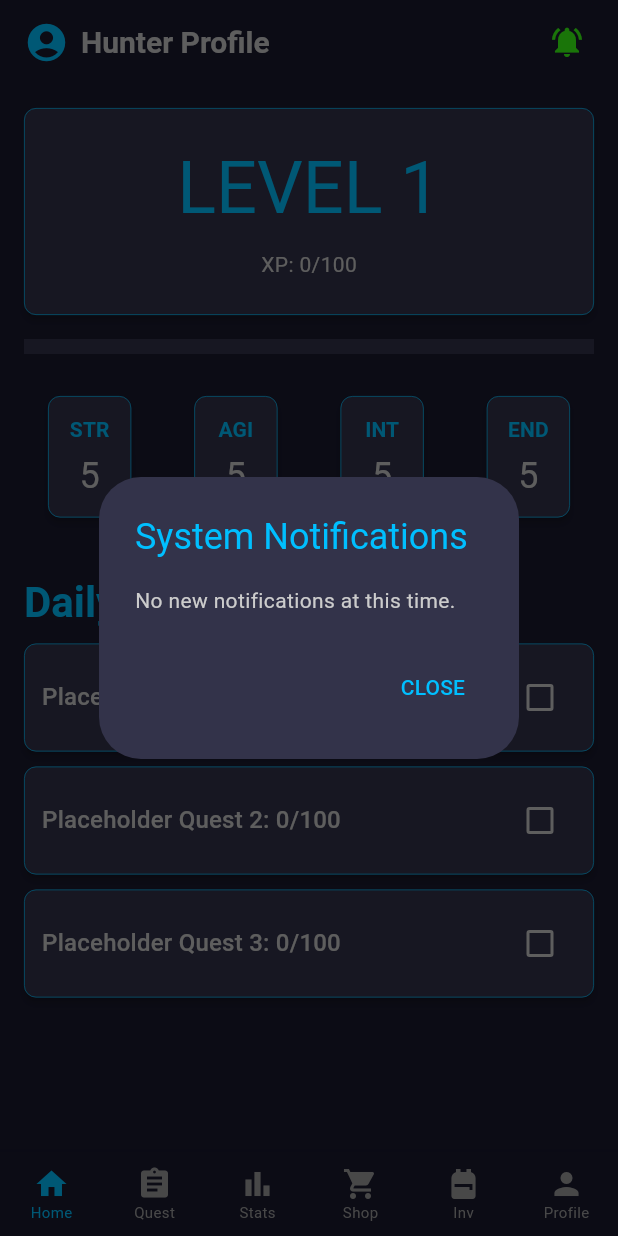
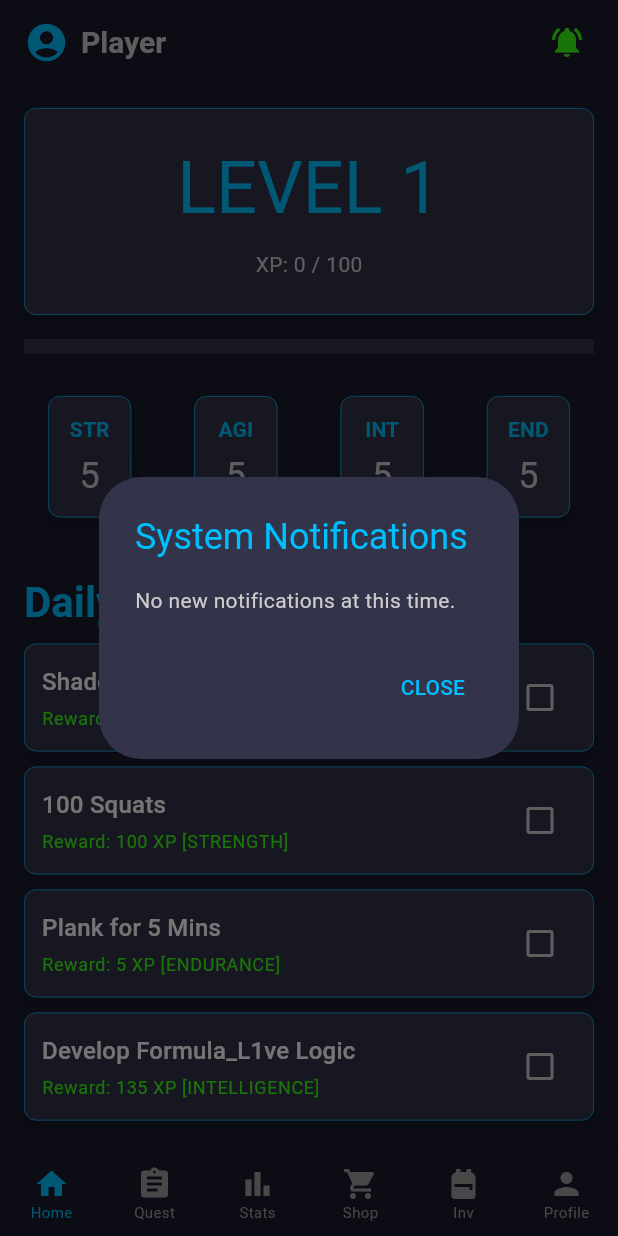
Before and after one commit to BlankW100/LevelZero.Qst, a Flutter app: the DashboardScreen screen opened directly, after a tap on the "notifications active" icon, on a phone screen of 412 x 824 dp. Run offline on Flutter 3.47's test engine with Material 3 defaults, Android fonts, the phone set to English and light mode, and no system bars; our stand-ins replace shared_preferences; accounts and stored records are empty.

Commit message:
added db for quest_list

```diff
--- /dev/null
+++ b/lib/data/quest_list.dart
@@ -0,0 +1,76 @@
+import '../models/quest.dart';
+import '../models/user_profile.dart';
+
+class QuestList {
+  // --- THE QUEST REPOSITORIES ---
+  // You can add, remove, or modify anything in these lists at any time!
+
+  static final List<Map<String, dynamic>> strengthQuests = [
+    {'title': '100 Push-ups', 'stat': StatFocus.strength, 'diff': QuestDifficulty.rankD, 'amt': 100},
+    {'title': '100 Squats', 'stat': StatFocus.strength, 'diff': QuestDifficulty.rankD, 'amt': 100},
+    {'title': 'Carry Heavy Groceries', 'stat': StatFocus.strength, 'diff': QuestDifficulty.rankE, 'amt': 1},
+    {'title': 'Deadhang for 2 Mins', 'stat': StatFocus.strength, 'diff': QuestDifficulty.rankD, 'amt': 2},
+  ];
+
+  static final List<Map<String, dynamic>> agilityQuests = [
+    {'title': '10km Run', 'stat': StatFocus.agility, 'diff': QuestDifficulty.rankC, 'amt': 10},
+    {'title': 'Shadow Boxing', 'stat': StatFocus.agility, 'diff': QuestDifficulty.rankE, 'amt': 15},
+    {'title': 'Camera Gimbal Maneuvers', 'stat': StatFocus.agility, 'diff': QuestDifficulty.rankE, 'amt': 20},
+    {'title': 'Corn Snake Handling/Taming', 'stat': StatFocus.agility, 'diff': QuestDifficulty.rankE, 'amt': 10},
+  ];
+
+  static final List<Map<String, dynamic>> enduranceQuests = [
+    {'title': 'Plank for 5 Mins', 'stat': StatFocus.endurance, 'diff': QuestDifficulty.rankD, 'amt': 5},
+    {'title': 'Walk the Cyberjaya Campus', 'stat': StatFocus.endurance, 'diff': QuestDifficulty.rankC, 'amt': 60},
+    {'title': 'Full Storyboard Sketching', 'stat': StatFocus.endurance, 'diff': QuestDifficulty.rankC, 'amt': 120},
+    {'title': 'Deep Cleaning the Hub', 'stat': StatFocus.endurance, 'diff': QuestDifficulty.rankE, 'amt': 30},
+  ];
+
+  static final List<Map<String, dynamic>> intelligenceQuests = [
+    {'title': 'Develop Formula_L1ve Logic', 'stat': StatFocus.intelligence, 'diff': QuestDifficulty.rankB, 'amt': 60},
+    {'title': 'Debug C++ Assignments', 'stat': StatFocus.intelligence, 'diff': QuestDifficulty.rankC, 'amt': 45},
+    {'title': 'Configure Local Ollama Model', 'stat': StatFocus.intelligence, 'diff': QuestDifficulty.rankB, 'amt': 30},
+    {'title': 'Refactor Flutter Code', 'stat': StatFocus.intelligence, 'diff': QuestDifficulty.rankC, 'amt': 40},
+    {'title': 'Analyze ASNB/Moomoo Dividends', 'stat': StatFocus.intelligence, 'diff': QuestDifficulty.rankD, 'amt': 20},
+  ];
+
+  // --- THE DAILY GENERATOR ---
+  // This engine pulls 1 random quest from each category to build a balanced day
+  static List<Quest> generateDailyQuests(HunterProfile profile) {
+    List<Quest> dailyQuests = [];
+
+    // 1. Shuffle all categories to randomize the draw
+    strengthQuests.shuffle();
+    agilityQuests.shuffle();
+    enduranceQuests.shuffle();
+    intelligenceQuests.shuffle();
+
+    // 2. Pick the top one from each shuffled list
+    final List<Map<String, dynamic>> selectedTasks = [
+      strengthQuests.first,
+      agilityQuests.first,
+      enduranceQuests.first,
+      intelligenceQuests.first,
+    ];
+
+    // 3. Convert them into real Quest objects and calculate XP
+    for (int i = 0; i < selectedTasks.length; i++) {
+      var qData = selectedTasks[i];
+      dailyQuests.add(Quest(
+        id: 'daily_${DateTime.now().millisecondsSinceEpoch}_$i', // Creates a unique ID based on the exact millisecond
+        title: qData['title'] as String,
+        statFocus: qData['stat'] as StatFocus,
+        difficulty: qData['diff'] as QuestDifficulty,
+        amount: qData['amt'] as int,
+        xpReward: Quest.calculateDynamicXP(
+          difficulty: qData['diff'] as QuestDifficulty,
+          amount: qData['amt'] as int,
+          statFocus: qData['stat'] as StatFocus,
+          playerClass: profile.playerClass,
+        ),
+      ));
+    }
+
+    return dailyQuests;
+  }
+}
--- a/lib/services/local_storage.dart
+++ b/lib/services/local_storage.dart
@@ -1,42 +1,49 @@
 import 'dart:convert';
 import 'package:shared_preferences/shared_preferences.dart';
-
-// These imports are what connect your models to the storage service!
 import '../models/user_profile.dart';
-import '../models/task.dart';
+import '../models/quest.dart'; // Added so the vault knows what a Quest is
 
 class StorageService {
+  static const String _profileKey = 'hunter_profile';
+  static const String _questsKey = 'hunter_quests'; // NEW: The key for our quest list
   SharedPreferences? _prefs;
 
+  // Boots up the connection to the hard drive
   Future<void> init() async {
-    _prefs = await SharedPreferences.getInstance();
+    _prefs ??= await SharedPreferences.getInstance();
   }
 
+  // --- THE PROFILE VAULT ---
   Future<void> saveProfile(HunterProfile profile) async {
-    final jsonString = jsonEncode(profile.toJson());
-    await _prefs!.setString('hunter_profile', jsonString);
+    if (_prefs == null) return;
+    String jsonString = jsonEncode(profile.toJson());
+    await _prefs!.setString(_profileKey, jsonString);
   }
 
   HunterProfile? loadProfile() {
-    final jsonString = _prefs?.getString('hunter_profile');
-    if (jsonString != null) {
-      return HunterProfile.fromJson(jsonDecode(jsonString));
-    }
-    return null;
+    if (_prefs == null) return null;
+    String? jsonString = _prefs!.getString(_profileKey);
+    if (jsonString == null) return null;
+    return HunterProfile.fromJson(jsonDecode(jsonString));
   }
 
-  Future<void> saveActiveTasks(List<SystemTask> tasks) async {
-    final jsonList = tasks.map((task) => task.toJson()).toList();
-    final jsonString = jsonEncode(jsonList);
-    await _prefs!.setString('active_tasks', jsonString);
+  // --- THE QUEST VAULT (NEW) ---
+
+  // Translates a List of Quests into a List of Text Strings and saves them
+  Future<void> saveQuests(List<Quest> quests) async {
+    if (_prefs == null) return;
+    List<String> jsonList = quests.map((q) => jsonEncode(q.toJson())).toList();
+    await _prefs!.setStringList(_questsKey, jsonList);
   }
 
-  List<SystemTask> loadActiveTasks() {
-    final jsonString = _prefs?.getString('active_tasks');
-    if (jsonString != null) {
-      final List<dynamic> decodedList = jsonDecode(jsonString);
-      return decodedList.map((item) => SystemTask.fromJson(item)).toList();
-    }
-    return [];
+  // Reads the Text Strings from the hard drive and translates them back into Quests
+  List<Quest> loadQuests() {
+    if (_prefs == null) return [];
+    List<String>? jsonList = _prefs!.getStringList(_questsKey);
+
+    // If there are no quests saved yet, return an empty list
+    if (jsonList == null) return [];
+
+    return jsonList.map((jsonStr) => Quest.fromJson(jsonDecode(jsonStr))).toList();
   }
 }
--- a/lib/ui/dashboard_screen.dart
+++ b/lib/ui/dashboard_screen.dart
@@ -1,5 +1,6 @@
 import 'package:flutter/material.dart';
 import '../models/user_profile.dart';
+import '../models/quest.dart';
 import '../services/local_storage.dart';
 
 class DashboardScreen extends StatefulWidget {
@@ -12,17 +13,16 @@ class DashboardScreen extends StatefulWidget {
 class _DashboardScreenState extends State<DashboardScreen> {
   final StorageService _storage = StorageService();
   HunterProfile? _profile;
-
-  // Tracks which tab in the footer is currently selected
+  List<Quest> _quests = []; // NEW: Holds your active quests
   int _currentTabIndex = 0;
 
   @override
   void initState() {
     super.initState();
-    _loadProfile();
+    _loadData(); // Updated to load both profile and quests
   }
 
-  Future<void> _loadProfile() async {
+  Future<void> _loadData() async {
     await _storage.init();
     HunterProfile? loadedProfile = _storage.loadProfile();
 
@@ -31,66 +31,141 @@ class _DashboardScreenState extends State<DashboardScreen> {
       await _storage.saveProfile(loadedProfile);
     }
 
+    List<Quest> loadedQuests = _storage.loadQuests();
+
+    // If there are no quests (like on first boot), generate the starter pack!
+    if (loadedQuests.isEmpty) {
+      loadedQuests = _generateStarterQuests(loadedProfile);
+      await _storage.saveQuests(loadedQuests);
+    }
+
     setState(() {
       _profile = loadedProfile;
+      _quests = loadedQuests;
     });
   }
 
-  // Function to show the Notification Popup
+  // --- THE QUEST GENERATOR ---
+  List<Quest> _generateStarterQuests(HunterProfile profile) {
+
+    // Pool of physical tasks (STR, AGI, END)
+    List<Map<String, dynamic>> physicalPool = [
+      {'title': '100 Push-ups', 'stat': StatFocus.strength, 'diff': QuestDifficulty.rankD, 'amt': 100},
+      {'title': '10km Run', 'stat': StatFocus.agility, 'diff': QuestDifficulty.rankC, 'amt': 10},
+      {'title': 'Plank for 5 Mins', 'stat': StatFocus.endurance, 'diff': QuestDifficulty.rankD, 'amt': 5},
+      {'title': '100 Squats', 'stat': StatFocus.strength, 'diff': QuestDifficulty.rankD, 'amt': 100},
+      {'title': 'Shadow Boxing', 'stat': StatFocus.agility, 'diff': QuestDifficulty.rankE, 'amt': 15},
+    ];
+
+    physicalPool.shuffle(); // Mix them up
+    List<Quest> newQuests = [];
+
+    // 1. Pick 3 random physical quests
+    for (int i = 0; i < 3; i++) {
+      var qData = physicalPool[i];
+      newQuests.add(Quest(
+        id: 'phys_$i',
+        title: qData['title'] as String,
+        statFocus: qData['stat'] as StatFocus,
+        difficulty: qData['diff'] as QuestDifficulty,
+        amount: qData['amt'] as int,
+        xpReward: Quest.calculateDynamicXP(
+          difficulty: qData['diff'] as QuestDifficulty,
+          amount: qData['amt'] as int,
+          statFocus: qData['stat'] as StatFocus,
+          playerClass: profile.playerClass,
+        ),
+      ));
+    }
+
+    // 2. The Fixed Intelligence Quest
+    newQuests.add(Quest(
+      id: 'int_fixed_1',
+      title: 'Develop Formula_L1ve Logic',
+      description: 'Process telemetry data at 3.7 Hz.',
+      statFocus: StatFocus.intelligence,
+      difficulty: QuestDifficulty.rankB,
+      amount: 60, // 60 minutes of coding
+      xpReward: Quest.calculateDynamicXP(
+        difficulty: QuestDifficulty.rankB,
+        amount: 60,
+        statFocus: StatFocus.intelligence,
+        playerClass: profile.playerClass,
+      ),
+    ));
+
+    return newQuests;
+  }
+
+  // --- THE REWARD ENGINE ---
+  void _completeQuest(int index) {
+    if (_quests[index].isCompleted) return; // Prevent double-clicking
+
+    setState(() {
+      // 1. Mark as complete
+      _quests[index].isCompleted = true;
+
+      // 2. Grant XP
+      _profile!.currentXp += _quests[index].xpReward;
+
+      // 3. Level Up Logic!
+      while (_profile!.currentXp >= _profile!.xpToNextLevel) {
+        _profile!.currentXp -= _profile!.xpToNextLevel; // Carry over excess XP
+        _profile!.level++;
+        // Make the next level 50% harder to reach
+        _profile!.xpToNextLevel = (_profile!.xpToNextLevel * 1.5).toInt();
+
+        // Minor stat boost on level up
+        _profile!.strength += 1;
+        _profile!.agility += 1;
+        _profile!.intelligence += 1;
+        _profile!.endurance += 1;
+      }
+    });
+
+    // 4. Save everything to the hard drive immediately
+    _storage.saveProfile(_profile!);
+    _storage.saveQuests(_quests);
+  }
+
   void _showNotifications() {
     showDialog(
       context: context,
-      builder: (BuildContext context) {
-        return AlertDialog(
+      builder: (context) => AlertDialog(
         backgroundColor: Theme.of(context).colorScheme.surface,
-          title: Text(
-            "System Notifications",
-            style: TextStyle(color: Theme.of(context).colorScheme.primary),
-          ),
+        title: Text("System Notifications", style: TextStyle(color: Theme.of(context).colorScheme.primary)),
         content: const Text("No new notifications at this time."),
         actions: [
-            TextButton(
-              onPressed: () => Navigator.of(context).pop(),
-              child: const Text("CLOSE"),
+          TextButton(onPressed: () => Navigator.of(context).pop(), child: const Text("CLOSE")),
+        ],
       ),
-          ],
-        );
-      },
     );
   }
 
   @override
   Widget build(BuildContext context) {
     if (_profile == null) {
-      return const Scaffold(
-        body: Center(child: CircularProgressIndicator()),
-      );
+      return const Scaffold(body: Center(child: CircularProgressIndicator()));
     }
 
     return Scaffold(
       appBar: AppBar(
-        title: GestureDetector(
-          onTap: () {
-            debugPrint("Navigate to Profile");
-          },
-          child: const Row(
+        title: Row(
           mainAxisSize: MainAxisSize.min,
           children: [
-              Icon(Icons.account_circle, size: 30),
-              SizedBox(width: 8),
-              Text('Hunter Profile'),
+            const Icon(Icons.account_circle, size: 30),
+            const SizedBox(width: 8),
+            Text(_profile!.name), // Now shows your actual chosen Hunter Name!
           ],
         ),
-        ),
         centerTitle: false,
-        // ADDED: The Notification Bell
         actions: [
           IconButton(
             icon: const Icon(Icons.notifications_active),
-            color: Theme.of(context).colorScheme.secondary, // Green bell
+            color: Theme.of(context).colorScheme.secondary,
             onPressed: _showNotifications,
           ),
-          const SizedBox(width: 10), // Padding on the right
+          const SizedBox(width: 10),
         ],
       ),
       body: Column(
@@ -108,7 +183,7 @@ class _DashboardScreenState extends State<DashboardScreen> {
                   ),
                   const SizedBox(height: 10),
                   Text(
-                    "XP: ${_profile!.currentXp}/${_profile!.xpToNextLevel}",
+                    "XP: ${_profile!.currentXp} / ${_profile!.xpToNextLevel}",
                     style: Theme.of(context).textTheme.bodyMedium,
                   ),
                 ],
@@ -151,29 +226,61 @@ class _DashboardScreenState extends State<DashboardScreen> {
             ),
           ),
           const SizedBox(height: 10),
+
+          // --- THE QUEST LIST UI ---
           Expanded(
-            child: ListView.builder(
+            child: _quests.isEmpty
+              ? const Center(child: Text("No quests assigned."))
+              : ListView.builder(
                   padding: const EdgeInsets.symmetric(horizontal: 16.0),
-              itemCount: 3,
+                  itemCount: _quests.length,
                   itemBuilder: (context, index) {
+                    final quest = _quests[index];
                     return Card(
+                      // Make completed cards look faded
+                      color: quest.isCompleted
+                          ? Theme.of(context).colorScheme.surface.withValues(alpha: 0.3)
+                          : Theme.of(context).cardColor,
                       margin: const EdgeInsets.only(bottom: 10),
                       child: Padding(
                         padding: const EdgeInsets.all(12.0),
                         child: Row(
                           children: [
                             Expanded(
-                          child: Text(
-                            "Placeholder Quest ${index + 1}: 0/100",
-                            style: Theme.of(context).textTheme.titleMedium,
+                              child: Column(
+                                crossAxisAlignment: CrossAxisAlignment.start,
+                                children: [
+                                  Text(
+                                    quest.title,
+                                    style: Theme.of(context).textTheme.titleMedium?.copyWith(
+                                      // Strikethrough text if completed!
+                                      decoration: quest.isCompleted ? TextDecoration.lineThrough : null,
+                                      color: quest.isCompleted ? Colors.grey : Colors.white,
+                                    ),
+                                  ),
+                                  const SizedBox(height: 4),
+                                  Text(
+                                    "Reward: ${quest.xpReward} XP [${quest.statFocus.name.toUpperCase()}]",
+                                    style: Theme.of(context).textTheme.bodySmall?.copyWith(
+                                      color: Theme.of(context).colorScheme.secondary,
+                                    ),
+                                  ),
+                                ],
                               ),
                             ),
                             Checkbox(
-                          value: false,
-                          onChanged: (bool? value) {},
+                              value: quest.isCompleted,
+                              // Disable the checkbox if it's already completed
+                              onChanged: quest.isCompleted
+                                  ? null
+                                  : (bool? value) {
+                                      if (value == true) {
+                                        _completeQuest(index);
+                                      }
+                                    },
                               fillColor: WidgetStateProperty.resolveWith<Color>(
                                 (Set<WidgetState> states) {
-                              if (states.contains(WidgetState.selected)) {
+                                  if (states.contains(WidgetState.selected) || states.contains(WidgetState.disabled)) {
                                     return Theme.of(context).colorScheme.secondary;
                                   }
                                   return Theme.of(context).colorScheme.surface;
@@ -190,20 +297,18 @@ class _DashboardScreenState extends State<DashboardScreen> {
           ),
         ],
       ),
-      // ADDED: The Bottom Navigation Bar (Footer)
       bottomNavigationBar: BottomNavigationBar(
-        type: BottomNavigationBarType.fixed, // Required for more than 3 items
+        type: BottomNavigationBarType.fixed,
         backgroundColor: Theme.of(context).scaffoldBackgroundColor,
         selectedItemColor: Theme.of(context).colorScheme.primary,
         unselectedItemColor: Colors.grey,
-        selectedFontSize: 10, // Small text to fit 6 items
+        selectedFontSize: 10,
         unselectedFontSize: 10,
         currentIndex: _currentTabIndex,
         onTap: (index) {
           setState(() {
-            _currentTabIndex = index; // Updates the active icon
+            _currentTabIndex = index;
           });
-          // Future: Add routing to switch screens here
         },
         items: const [
           BottomNavigationBarItem(icon: Icon(Icons.home), label: 'Home'),
```
Also changed, not shown: lib/main.dart (+4 -5 lines), lib/ui/awakening_screen.dart (added, +180 -0 lines). Lines whose indentation alone changed are shown as unchanged.
